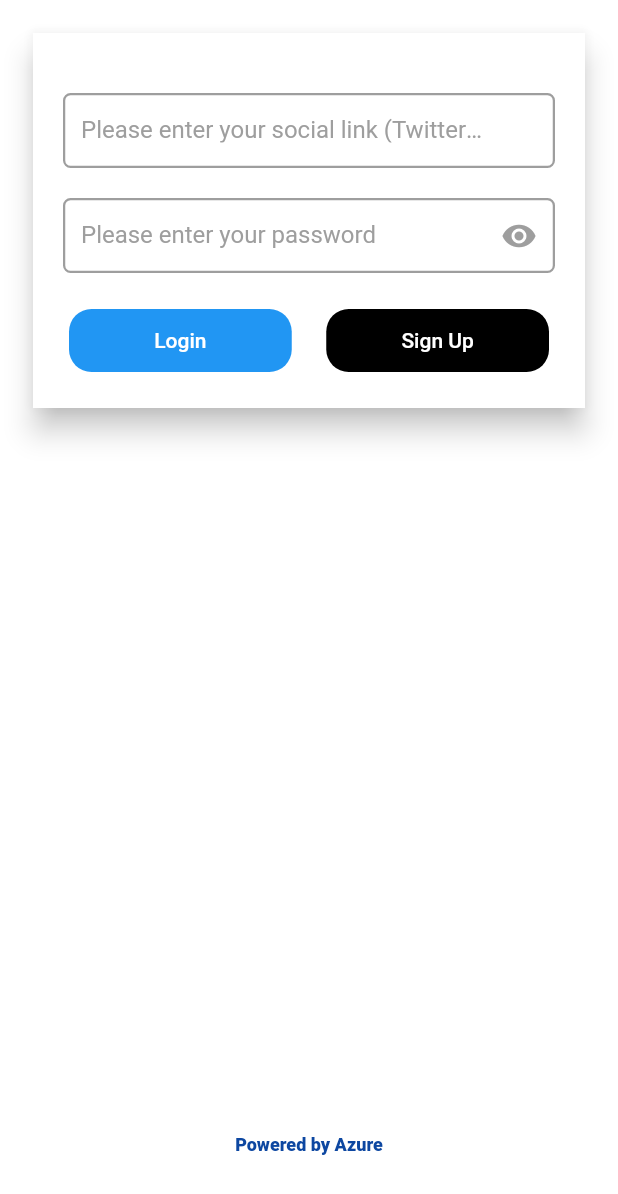
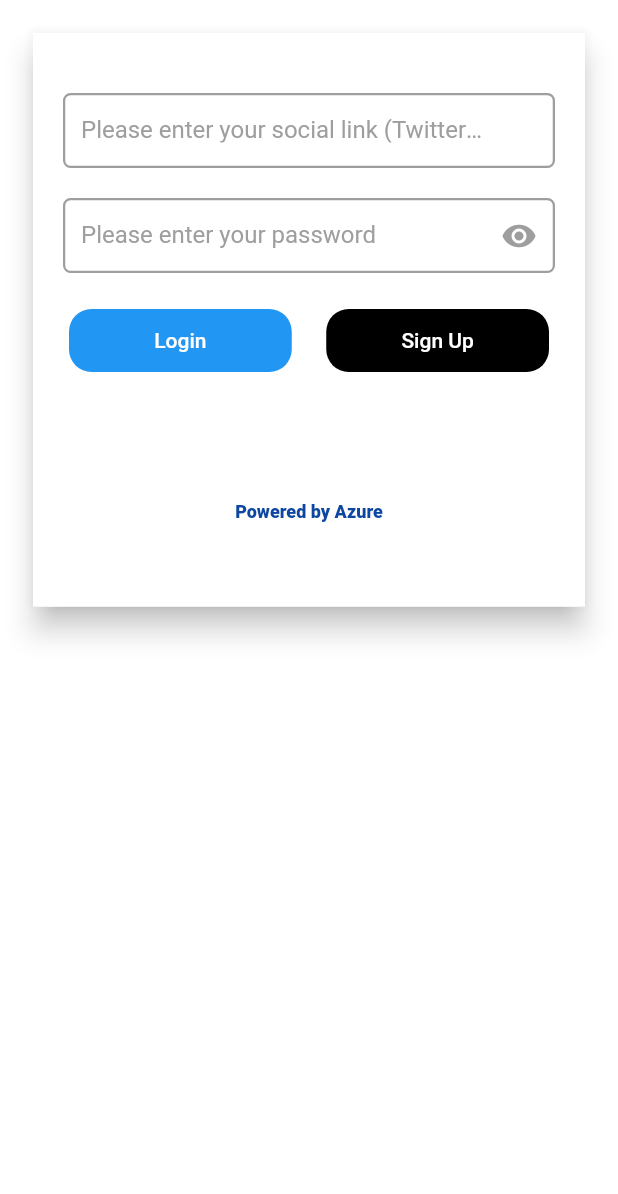
Before and after one commit to Algure/Follow-Me, a Flutter app: the first screen one second after launch, on a phone screen of 412 x 824 dp. Shown: the top 1194 px of the screen. Run offline on Flutter 3.47's test engine with Material 2 defaults, Android fonts, the phone set to English and light mode, and no system bars; drawn by our look-alikes of overlay_support; our stand-ins replace carousel_slider, connectivity, flutter_easyloading, flutter_progress_hud, pull_to_refresh, shared_preferences.

Commit message:
adapted views to screen size

```diff
--- a/lib/custom_widgets/profile_list.dart
+++ b/lib/custom_widgets/profile_list.dart
@@ -11,7 +11,9 @@ class ProfileLitem extends StatelessWidget {
 
   @override
   Widget build(BuildContext context) {
-    return Padding(
+    return Container(
+     height: 100,
+      child: Padding(
         padding: const EdgeInsets.all(8.0),
         child: Material(
           elevation: 15,
@@ -59,6 +61,7 @@ class ProfileLitem extends StatelessWidget {
             ),
           ),
         ),
+      ),
     );
   }
 
--- a/lib/screens/login_screen.dart
+++ b/lib/screens/login_screen.dart
@@ -55,13 +55,13 @@ class _LoginScreenState extends State<LoginScreen> {
         padding: const EdgeInsets.all(18.0),
         child: Container(
           width: double.infinity,
+          child: SingleChildScrollView(
             child: Column(
               mainAxisAlignment: MainAxisAlignment.center,
               crossAxisAlignment: CrossAxisAlignment.center,
               mainAxisSize: MainAxisSize.max,
               children: [
-              SingleChildScrollView(
-                child: Card(
+                Card(
                   elevation: 8,
                   child: Container(
                     constraints: BoxConstraints(
@@ -183,18 +183,21 @@ class _LoginScreenState extends State<LoginScreen> {
                               ]
                           ),
                         ),
+                        SizedBox(
+                          height: MediaQuery.of(context).size.height*0.1,
+                        ),
+                        Container(
+                            height: 30,
+                            child: Text('Powered by Azure', style:  TextStyle(color: Colors.blue.shade900, fontWeight: FontWeight.w900, fontSize: 12),)),
+                        SizedBox(height: 20,),
                       ],
                     ),
                   ),
                 ),
-              ),
-             Spacer(),
-              Container(
-                 height: 30,
-                  child: Text('Powered by Azure', style:  TextStyle(color: Colors.blue.shade900, fontWeight: FontWeight.w900, fontSize: 12),)),
-              SizedBox(height: 20,),
+
 
               ],
+            ),
           ),
         ),
       ),
@@ -386,7 +389,7 @@ class _LoginScreenState extends State<LoginScreen> {
       }
     }catch(e,t){
       print('Error: $e, trace: $t');
-      if(e.runtimeType==AuthException) uShowErrorNotification('${(e as AuthException).message}');
+      if(e.runtimeType==AuthException && !(e as AuthException).message.contains('<')) uShowErrorNotification('${(e as AuthException).message}');
       else if(e.toString().contains('Wrong password'))uShowErrorNotification('Wrong password !');
       else if(e.toString().contains('Profile not found.'))uShowErrorNotification('Profile not found.');
       else uShowErrorNotification('An error occured');
```
Also changed, not shown: lib/screens/home_screen.dart (+13 -12 lines), lib/screens/profile_screen.dart (+16 -3 lines), 1 other file. Lines whose indentation alone changed are shown as unchanged.
